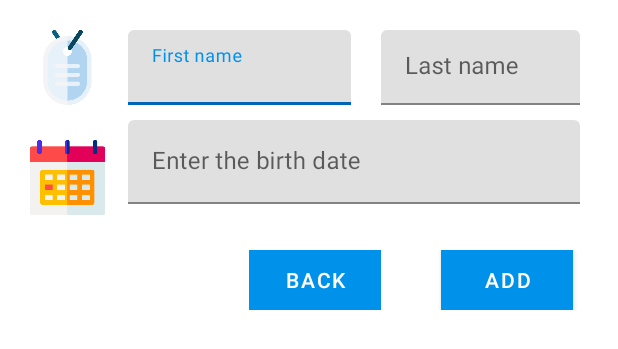
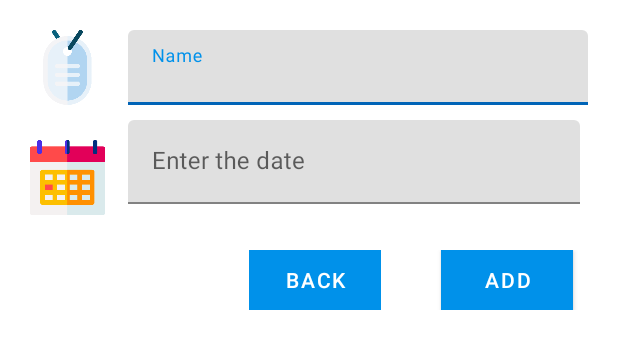
Before and after one commit to XeeroSs/Anniveraire, an Android app: the layout alertdialog_event_and_other.xml on its own in the app's theme, with its tools: preview values and no code run, on a phone screen of 412 x 824 dp. Shown: the top 349 px of the screen. Run offline under Robolectric (Android 15) with nearby library versions, the phone set to English and light mode, and no system bars.

Commit message:
ADD CREATE EVENT & OTHER

```diff
--- a/app/src/main/res/layout/alertdialog_birthday.xml
+++ b/app/src/main/res/layout/alertdialog_birthday.xml
@@ -51,7 +51,6 @@
                     android:layout_width="match_parent"
                     android:layout_height="wrap_content"
                     android:hint="@string/first_name"
-                    android:inputType="date"
                     android:maxLength="25"
                     android:maxLines="1" />
 
--- a/app/src/main/res/layout/alertdialog_birthday_event.xml
+++ b/app/src/main/res/layout/alertdialog_event_and_other.xml
@@ -47,33 +47,10 @@
                 app:errorEnabled="true">
 
                 <com.google.android.material.textfield.TextInputEditText
-                    android:id="@+id/alertdialog_birthday_edittext_name"
+                    android:id="@+id/alertdialog_event_and_other_name"
                     android:layout_width="match_parent"
                     android:layout_height="wrap_content"
-                    android:hint="@string/first_name"
-                    android:inputType="date"
-                    android:maxLength="25"
-                    android:maxLines="1" />
-
-            </com.google.android.material.textfield.TextInputLayout>
-
-            <com.google.android.material.textfield.TextInputLayout
-                android:id="@+id/textfield_2"
-                style="@style/Widget.MaterialComponents.TextInputLayout.FilledBox"
-                android:layout_width="fill_parent"
-                android:layout_height="wrap_content"
-                android:layout_gravity="center_vertical"
-                android:layout_marginStart="10dp"
-                android:layout_marginEnd="15dp"
-                android:layout_weight="1"
-                app:boxStrokeColor="@color/colorPrimary"
-                app:errorEnabled="true">
-
-                <com.google.android.material.textfield.TextInputEditText
-                    android:id="@+id/alertdialog_birthday_edittext_lastname"
-                    android:layout_width="match_parent"
-                    android:layout_height="wrap_content"
-                    android:hint="@string/last_name"
+                    android:hint="@string/name"
                     android:maxLength="25"
                     android:maxLines="1" />
 
@@ -108,25 +85,25 @@
         </LinearLayout>
 
         <com.google.android.material.textfield.TextInputLayout
-            android:id="@+id/alertdialog_birthday_boxtext_date"
+            android:id="@+id/alertdialog_event_and_other_boxtest_date"
             style="@style/Widget.MaterialComponents.TextInputLayout.FilledBox"
             android:layout_width="match_parent"
             android:layout_height="wrap_content"
             android:layout_gravity="center_vertical"
+            android:layout_marginEnd="15dp"
             android:clickable="true"
-            android:layout_marginEnd="15dp"
+            android:focusable="true"
             app:boxStrokeColor="@color/colorPrimaryDark"
-            app:errorEnabled="true"
-            android:focusable="true">
+            app:errorEnabled="true">
 
             <com.google.android.material.textfield.TextInputEditText
-                    android:id="@+id/alertdialog_birthday_edittext_date"
+                android:id="@+id/alertdialog_event_and_other_edittext_date"
                 android:layout_width="match_parent"
                 android:layout_height="wrap_content"
+                android:clickable="false"
                 android:editable="false"
-                    android:hint="@string/enter_the_birth_date"
+                android:hint="@string/enter_the_date"
                 android:inputType="none"
-                    android:clickable="false"
                 android:maxLength="10"
                 android:maxLines="1" />
 
@@ -142,7 +119,7 @@
         android:orientation="horizontal">
 
         <com.google.android.material.button.MaterialButton
-            android:id="@+id/alertdialog_birthday_button_back"
+            android:id="@+id/alertdialog_event_and_other_button_back"
             style="@style/Widget.MaterialComponents.Button.UnelevatedButton"
             android:layout_width="wrap_content"
             android:layout_height="40dp"
@@ -156,7 +133,7 @@
         </com.google.android.material.button.MaterialButton>
 
         <com.google.android.material.button.MaterialButton
-            android:id="@+id/alertdialog_birthday_button_add"
+            android:id="@+id/alertdialog_event_and_other_button_add"
             android:layout_width="wrap_content"
             android:layout_height="40dp"
             android:layout_marginStart="20dp"
--- a/app/src/main/res/values/strings.xml
+++ b/app/src/main/res/values/strings.xml
@@ -39,4 +39,5 @@
     <string name="ascending_age">Ascending Age</string>
     <string name="descending_age">Descending Age</string>
     <string name="age">Age</string>
+    <string name="enter_the_date">Enter the date</string>
 </resources>
```
Also changed, not shown: app/src/main/java/com/xeross/anniveraire/UtilsDate.kt (+9 -9 lines), app/src/main/java/com/xeross/anniveraire/controller/BaseFragment.kt (+31 -55 lines). Lines whose indentation alone changed are shown as unchanged.
